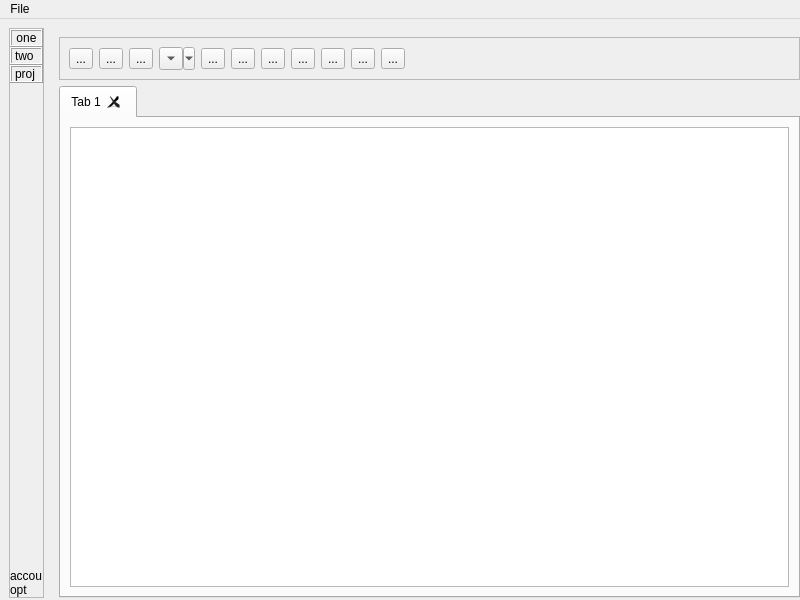
This is ui/mainwindow.ui in lasest/manuwrite as Qt 5 draws it before an edit. The edited form follows.
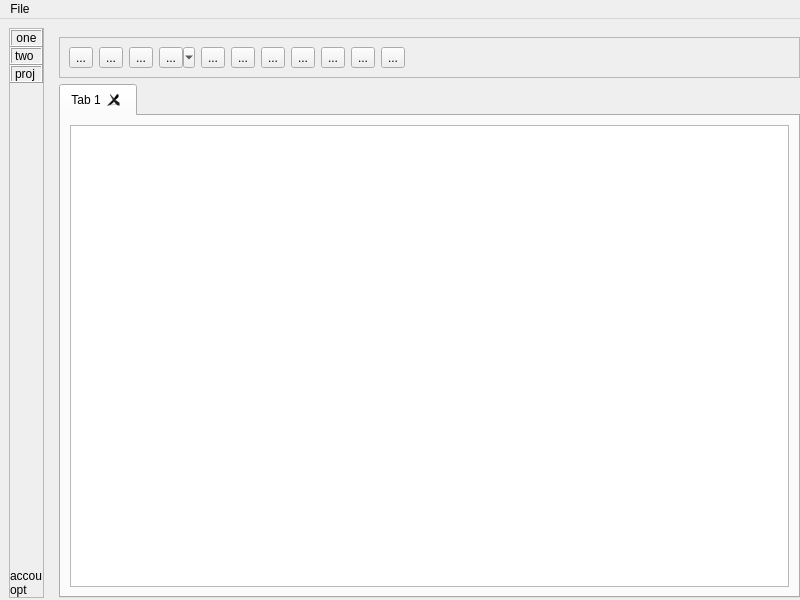
This is the edited form. Custom widgets are drawn as their Qt base class.

Commit message: Added toolbar icons

Diff of the .ui file:
```diff
--- a/ui/mainwindow.ui
+++ b/ui/mainwindow.ui
@@ -181,6 +181,12 @@
                <property name="text">
                 <string>...</string>
                </property>
+               <property name="iconSize">
+                <size>
+                 <width>22</width>
+                 <height>22</height>
+                </size>
+               </property>
               </widget>
              </item>
              <item>
@@ -188,6 +194,12 @@
                <property name="text">
                 <string>...</string>
                </property>
+               <property name="iconSize">
+                <size>
+                 <width>22</width>
+                 <height>22</height>
+                </size>
+               </property>
               </widget>
              </item>
              <item>
@@ -195,6 +207,12 @@
                <property name="text">
                 <string>...</string>
                </property>
+               <property name="iconSize">
+                <size>
+                 <width>22</width>
+                 <height>22</height>
+                </size>
+               </property>
               </widget>
              </item>
              <item>
@@ -202,11 +220,20 @@
                <property name="text">
                 <string>...</string>
                </property>
+               <property name="iconSize">
+                <size>
+                 <width>22</width>
+                 <height>22</height>
+                </size>
+               </property>
                <property name="popupMode">
                 <enum>QToolButton::MenuButtonPopup</enum>
                </property>
+               <property name="toolButtonStyle">
+                <enum>Qt::ToolButtonIconOnly</enum>
+               </property>
                <property name="arrowType">
-                <enum>Qt::DownArrow</enum>
+                <enum>Qt::NoArrow</enum>
                </property>
               </widget>
              </item>
@@ -215,6 +242,12 @@
                <property name="text">
                 <string>...</string>
                </property>
+               <property name="iconSize">
+                <size>
+                 <width>22</width>
+                 <height>22</height>
+                </size>
+               </property>
               </widget>
              </item>
              <item>
@@ -222,6 +255,12 @@
                <property name="text">
                 <string>...</string>
                </property>
+               <property name="iconSize">
+                <size>
+                 <width>22</width>
+                 <height>22</height>
+                </size>
+               </property>
               </widget>
              </item>
              <item>
@@ -229,6 +268,12 @@
                <property name="text">
                 <string>...</string>
                </property>
+               <property name="iconSize">
+                <size>
+                 <width>22</width>
+                 <height>22</height>
+                </size>
+               </property>
               </widget>
              </item>
              <item>
@@ -236,6 +281,12 @@
                <property name="text">
                 <string>...</string>
                </property>
+               <property name="iconSize">
+                <size>
+                 <width>22</width>
+                 <height>22</height>
+                </size>
+               </property>
               </widget>
              </item>
              <item>
@@ -243,6 +294,12 @@
                <property name="text">
                 <string>...</string>
                </property>
+               <property name="iconSize">
+                <size>
+                 <width>22</width>
+                 <height>22</height>
+                </size>
+               </property>
               </widget>
              </item>
              <item>
@@ -250,6 +307,12 @@
                <property name="text">
                 <string>...</string>
                </property>
+               <property name="iconSize">
+                <size>
+                 <width>22</width>
+                 <height>22</height>
+                </size>
+               </property>
               </widget>
              </item>
              <item>
@@ -257,6 +320,12 @@
                <property name="text">
                 <string>...</string>
                </property>
+               <property name="iconSize">
+                <size>
+                 <width>22</width>
+                 <height>22</height>
+                </size>
+               </property>
               </widget>
              </item>
              <item>
```
The commit also changes 25 other files.
